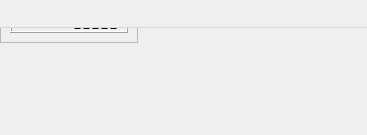
mbridak/not1mm, file not1mm/data/vfo.ui: the form before one commit.
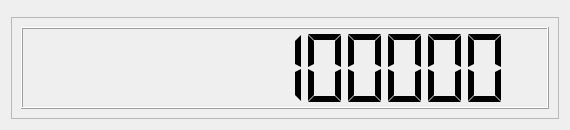
The form after the commit.

Commit message: trying to fix vfo gui wierdness

```diff
--- a/not1mm/data/vfo.ui
+++ b/not1mm/data/vfo.ui
@@ -6,17 +6,27 @@
    <rect>
     <x>0</x>
     <y>0</y>
-    <width>367</width>
-    <height>135</height>
+    <width>570</width>
+    <height>130</height>
    </rect>
   </property>
   <property name="windowTitle">
    <string>MainWindow</string>
   </property>
-  <widget class="QWidget" name="centralwidget">
+  <layout class="QGridLayout" name="gridLayout_3">
+   <item row="0" column="0">
+    <widget class="QMenuBar" name="menubar"/>
+   </item>
+   <item row="1" column="0">
    <layout class="QGridLayout" name="gridLayout">
     <item row="0" column="0">
      <widget class="QFrame" name="frame">
+       <property name="sizePolicy">
+        <sizepolicy hsizetype="Expanding" vsizetype="Expanding">
+         <horstretch>0</horstretch>
+         <verstretch>0</verstretch>
+        </sizepolicy>
+       </property>
       <property name="frameShape">
        <enum>QFrame::StyledPanel</enum>
       </property>
@@ -26,6 +36,17 @@
       <layout class="QGridLayout" name="gridLayout_2">
        <item row="0" column="0">
         <widget class="QLCDNumber" name="lcdNumber">
+          <property name="sizePolicy">
+           <sizepolicy hsizetype="Minimum" vsizetype="Minimum">
+            <horstretch>0</horstretch>
+            <verstretch>0</verstretch>
+           </sizepolicy>
+          </property>
+          <property name="font">
+           <font>
+            <pointsize>25</pointsize>
+           </font>
+          </property>
          <property name="autoFillBackground">
           <bool>false</bool>
          </property>
@@ -50,17 +71,8 @@
      </widget>
     </item>
    </layout>
-  </widget>
-  <widget class="QMenuBar" name="menubar">
-   <property name="geometry">
-    <rect>
-     <x>0</x>
-     <y>0</y>
-     <width>367</width>
-     <height>28</height>
-    </rect>
-   </property>
-  </widget>
+   </item>
+  </layout>
   <action name="actionQuit">
    <property name="text">
     <string>Quit</string>
```
Lines whose indentation alone changed are shown as unchanged.
